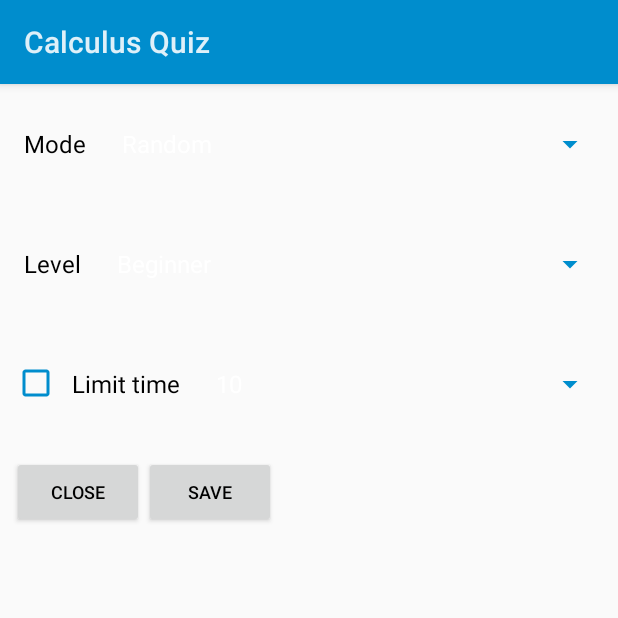
After one commit to wonsang/CalculusQuiz, an Android app: the SettingActivity screen opened directly, with no data from a screen before it, on a phone screen of 412 x 824 dp, the top half of it. The commit adds this screen. Run offline under Robolectric (Android 15) with nearby library versions, the phone set to English and light mode, and no system bars.

Commit message:
Created setting screen

```diff
--- a/src/app/src/main/AndroidManifest.xml
+++ b/src/app/src/main/AndroidManifest.xml
@@ -17,6 +17,9 @@
 					<category android:name="android.intent.category.LAUNCHER"/>
 				</intent-filter>
 			</activity>
+			<activity
+				android:name=".SettingActivity" android:configChanges="orientation|screenSize"
+				android:screenOrientation="portrait" android:windowSoftInputMode="stateHidden"/>
     </application>
 
 </manifest>
--- /dev/null
+++ b/src/app/src/main/java/com/wy/calculus/SettingActivity.java
@@ -0,0 +1,170 @@
+package com.wy.calculus;
+
+import android.app.*;
+import android.os.*;
+import android.view.*;
+import android.view.View.*;
+import android.widget.*;
+import android.content.*;
+import android.graphics.*;
+import android.media.*;
+import android.net.*;
+import android.text.*;
+import android.util.*;
+import android.webkit.*;
+import java.util.*;
+import java.text.*;
+
+
+public class SettingActivity extends Activity {
+
+	private LinearLayout linear1;
+	private LinearLayout linear2;
+	private LinearLayout linear3;
+	private LinearLayout linear4;
+	private TextView textview_mode;
+	private Spinner spinner_mode;
+	private TextView textview_level;
+	private Spinner spinner_level;
+	private CheckBox checkbox_timelimit;
+	private Spinner spinner_maxtime;
+	private Button button_close;
+	private Button button_save;
+
+	private double mode = 0;
+	private double level = 0;
+	private double maxtime = 0;
+
+	private ArrayList<String> modelist = new ArrayList<String>();
+	private ArrayList<String> levellist = new ArrayList<String>();
+	private ArrayList<String> maxtimelist = new ArrayList<String>();
+
+	private SharedPreferences config;
+	private Intent mainintent = new Intent();
+
+
+	@Override
+	protected void onCreate(Bundle savedInstanceState) {
+		super.onCreate(savedInstanceState);
+		setContentView(R.layout.setting);
+		initialize();
+		initializeLogic();
+	}
+
+	private void  initialize() {
+		linear1 = (LinearLayout) findViewById(R.id.linear1);
+		linear2 = (LinearLayout) findViewById(R.id.linear2);
+		linear3 = (LinearLayout) findViewById(R.id.linear3);
+		linear4 = (LinearLayout) findViewById(R.id.linear4);
+		textview_mode = (TextView) findViewById(R.id.textview_mode);
+		spinner_mode = (Spinner) findViewById(R.id.spinner_mode);
+		textview_level = (TextView) findViewById(R.id.textview_level);
+		spinner_level = (Spinner) findViewById(R.id.spinner_level);
+		checkbox_timelimit = (CheckBox) findViewById(R.id.checkbox_timelimit);
+		spinner_maxtime = (Spinner) findViewById(R.id.spinner_maxtime);
+		button_close = (Button) findViewById(R.id.button_close);
+		button_save = (Button) findViewById(R.id.button_save);
+
+		config = getSharedPreferences("config", Activity.MODE_PRIVATE);
+
+
+		button_close.setOnClickListener(new View.OnClickListener() {
+			@Override
+			public void onClick(View _v) {
+				mainintent.setClass(getApplicationContext(), MainActivity.class);
+				startActivity(mainintent);
+			}
+		});
+		button_save.setOnClickListener(new View.OnClickListener() {
+			@Override
+			public void onClick(View _v) {
+				mode = spinner_mode.getSelectedItemPosition();
+				config.edit().putString("mode", String.valueOf((long)(mode))).commit();
+				level = spinner_level.getSelectedItemPosition();
+				config.edit().putString("level", String.valueOf((long)(level))).commit();
+				if (checkbox_timelimit.isChecked()) {
+					maxtime = Double.parseDouble(maxtimelist.get((int)(spinner_maxtime.getSelectedItemPosition())));
+				}
+				else {
+					maxtime = 0;
+				}
+				config.edit().putString("maxtime", String.valueOf((long)(maxtime))).commit();
+				mainintent.setClass(getApplicationContext(), MainActivity.class);
+				startActivity(mainintent);
+			}
+		});
+
+	}
+
+	private void  initializeLogic() {
+		modelist.add("Random");
+		modelist.add("Addition");
+		modelist.add("Subtraction");
+		modelist.add("Multiplication");
+		modelist.add("Division");
+		spinner_mode.setAdapter(new ArrayAdapter<String>(getBaseContext(), android.R.layout.simple_spinner_dropdown_item, modelist));
+		if (config.getString("mode", "").length() == 0) {
+			spinner_mode.setSelection((int)(0));
+		}
+		else {
+			spinner_mode.setSelection((int)(Double.parseDouble(config.getString("mode", ""))));
+		}
+		((ArrayAdapter)spinner_mode.getAdapter()).notifyDataSetChanged();
+		levellist.add("Select");
+		levellist.add("Beginner");
+		levellist.add("Medium");
+		levellist.add("Advanced");
+		spinner_level.setAdapter(new ArrayAdapter<String>(getBaseContext(), android.R.layout.simple_spinner_dropdown_item, levellist));
+		if (config.getString("level", "").length() == 0) {
+			spinner_level.setSelection((int)(1));
+		}
+		else {
+			spinner_level.setSelection((int)(Double.parseDouble(config.getString("level", ""))));
+		}
+		((ArrayAdapter)spinner_level.getAdapter()).notifyDataSetChanged();
+		maxtimelist.add("5");
+		maxtimelist.add("10");
+		maxtimelist.add("15");
+		maxtimelist.add("20");
+		maxtimelist.add("30");
+		maxtimelist.add("60");
+		spinner_maxtime.setAdapter(new ArrayAdapter<String>(getBaseContext(), android.R.layout.simple_spinner_dropdown_item, maxtimelist));
+		if (config.getString("maxtime", "").length() == 0) {
+			spinner_maxtime.setSelection((int)(1));
+		}
+		else {
+			spinner_maxtime.setSelection((int)(maxtimelist.indexOf(config.getString("maxtime", ""))));
+		}
+		((ArrayAdapter)spinner_maxtime.getAdapter()).notifyDataSetChanged();
+		if ((config.getString("maxtime", "").length() == 0) || (Double.parseDouble(config.getString("maxtime", "")) == 0)) {
+			checkbox_timelimit.setChecked(false);
+		}
+		else {
+			checkbox_timelimit.setChecked(true);
+		}
+	}
+
+
+
+
+	// created automatically
+	private void showMessage(String _s) {
+		Toast.makeText(getApplicationContext(), _s, Toast.LENGTH_SHORT).show();
+	}
+
+	private int getRandom(int _minValue ,int _maxValue){
+		Random random = new Random();
+		return random.nextInt(_maxValue - _minValue + 1) + _minValue;
+	}
+
+	public ArrayList<Double> getCheckedItemPositionsToArray(ListView _list) {
+		ArrayList<Double> _result = new ArrayList<Double>();
+		SparseBooleanArray _arr = _list.getCheckedItemPositions();
+		for (int _iIdx = 0; _iIdx < _arr.size(); _iIdx++) {
+			if (_arr.valueAt(_iIdx))
+				_result.add((double)_arr.keyAt(_iIdx));
+		}
+		return _result;
+	}
+
+}
--- /dev/null
+++ b/src/app/src/main/res/layout/setting.xml
@@ -0,0 +1,105 @@
+<LinearLayout
+	xmlns:android="http://schemas.android.com/apk/res/android"
+	android:layout_width="match_parent"
+	android:layout_height="match_parent"
+	android:orientation="vertical"
+	>
+	<LinearLayout
+		android:id="@+id/linear1"
+		android:layout_width="match_parent"
+		android:layout_height="wrap_content"
+		android:padding="8dp"
+		android:orientation="horizontal"
+		>
+		<TextView
+			android:id="@+id/textview_mode"
+			android:layout_width="wrap_content"
+			android:layout_height="wrap_content"
+			android:padding="8dp"
+			android:text="Mode"
+			android:textSize="16sp"
+			android:textColor="#000000"
+			/>
+		<Spinner
+			android:id="@+id/spinner_mode"
+			android:layout_width="match_parent"
+			android:layout_height="wrap_content"
+			android:padding="8dp"
+			android:spinnerMode="dropdown"
+			/>
+	</LinearLayout>
+	<LinearLayout
+		android:id="@+id/linear2"
+		android:layout_width="match_parent"
+		android:layout_height="wrap_content"
+		android:padding="8dp"
+		android:orientation="horizontal"
+		>
+		<TextView
+			android:id="@+id/textview_level"
+			android:layout_width="wrap_content"
+			android:layout_height="wrap_content"
+			android:padding="8dp"
+			android:text="Level"
+			android:textSize="16sp"
+			android:textColor="#000000"
+			/>
+		<Spinner
+			android:id="@+id/spinner_level"
+			android:layout_width="match_parent"
+			android:layout_height="wrap_content"
+			android:padding="8dp"
+			android:spinnerMode="dropdown"
+			/>
+	</LinearLayout>
+	<LinearLayout
+		android:id="@+id/linear3"
+		android:layout_width="match_parent"
+		android:layout_height="wrap_content"
+		android:padding="8dp"
+		android:orientation="horizontal"
+		>
+		<CheckBox
+			android:id="@+id/checkbox_timelimit"
+			android:layout_width="wrap_content"
+			android:layout_height="wrap_content"
+			android:padding="8dp"
+			android:text="Limit time"
+			android:textSize="16sp"
+			android:textColor="#000000"
+			/>
+		<Spinner
+			android:id="@+id/spinner_maxtime"
+			android:layout_width="match_parent"
+			android:layout_height="wrap_content"
+			android:padding="8dp"
+			android:spinnerMode="dropdown"
+			/>
+	</LinearLayout>
+	<LinearLayout
+		android:id="@+id/linear4"
+		android:layout_width="match_parent"
+		android:layout_height="wrap_content"
+		android:padding="8dp"
+		android:orientation="horizontal"
+		>
+		<Button
+			android:id="@+id/button_close"
+			android:layout_width="wrap_content"
+			android:layout_height="wrap_content"
+			android:padding="8dp"
+			android:text="Close"
+			android:textSize="12sp"
+			android:textColor="#000000"
+			/>
+		<Button
+			android:id="@+id/button_save"
+			android:layout_width="wrap_content"
+			android:layout_height="wrap_content"
+			android:padding="8dp"
+			android:text="Save"
+			android:textSize="12sp"
+			android:textColor="#000000"
+			/>
+	</LinearLayout>
+</LinearLayout>
```
Also changed, not shown: src/app/src/main/java/com/wy/calculus/MainActivity.java (+65 -28 lines), src/app/src/main/res/layout/main.xml (+45 -24 lines), 1 other file.
